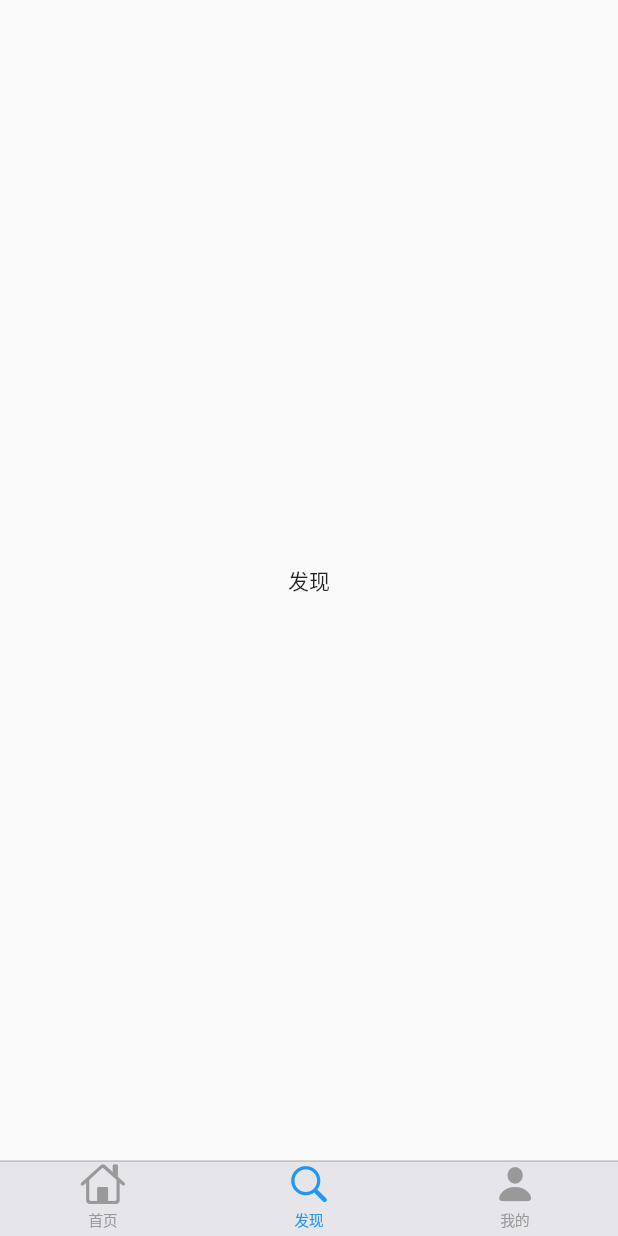
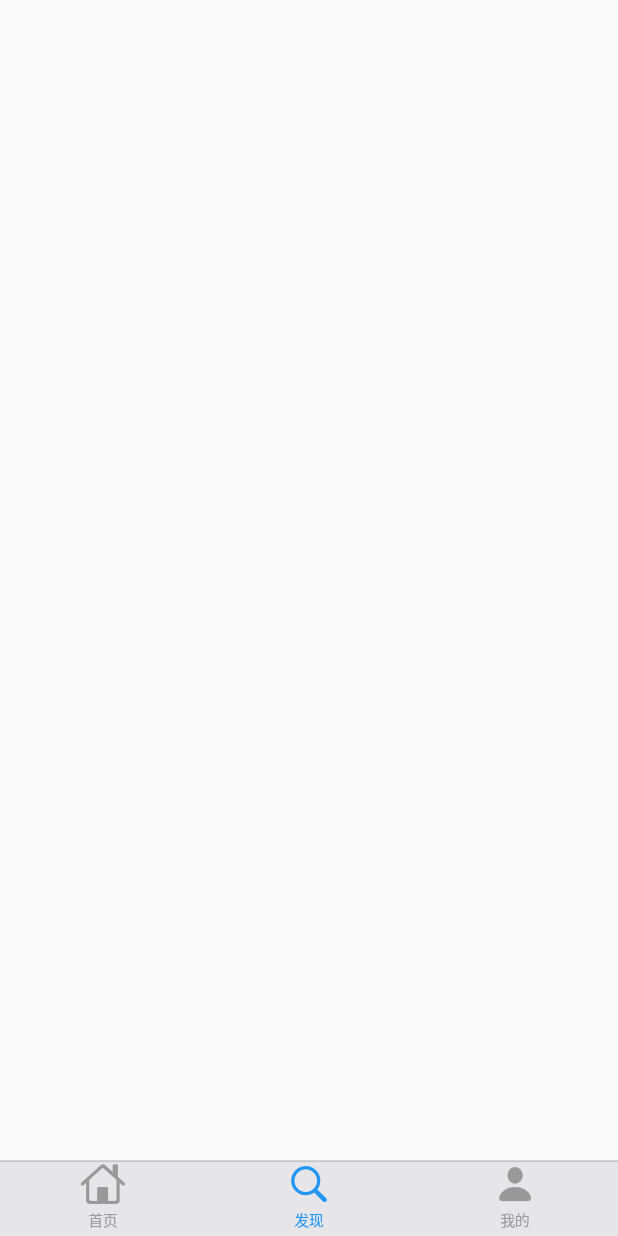
Before and after one commit to MMMMMMMingor/indoor_location_front, a Flutter app: the screen it shows after launch, item 2 of the bottom bar chosen, on a phone screen of 412 x 824 dp. Run offline on Flutter 3.47's test engine with Material 2 defaults, Android fonts, the phone set to English and light mode, and no system bars.

Commit message:
update devlin

```diff
--- a/lib/pages/tabs/mine.dart
+++ b/lib/pages/tabs/mine.dart
@@ -32,7 +32,7 @@ class MinePage extends StatelessWidget{
                   ),
                   new Divider(),
                   new ListTile(
-                    title:new Text('我的店铺1',
+                    title:new Text('我的店铺',
                       style: new TextStyle(fontWeight: FontWeight.w300),
                     ),
                     leading: new Icon(
--- a/lib/pages/tabs/search.dart
+++ b/lib/pages/tabs/search.dart
@@ -6,10 +6,17 @@ class SearchPage extends StatelessWidget{
   @override
   Widget build(BuildContext context){
     return CupertinoPageScaffold(
-        child:Center(
-            child:Text('发现',
-              style: Theme.of(context).textTheme.button,)
-        )
+        // child:Center(
+        //     child:Text('发现',
+        //       style: Theme.of(context).textTheme.button,)
+        // )
+     child:ListView(
+       children: <Widget>[
+         Row(
+
+         )
+       ],
+     )
     );
   }
 }
```
